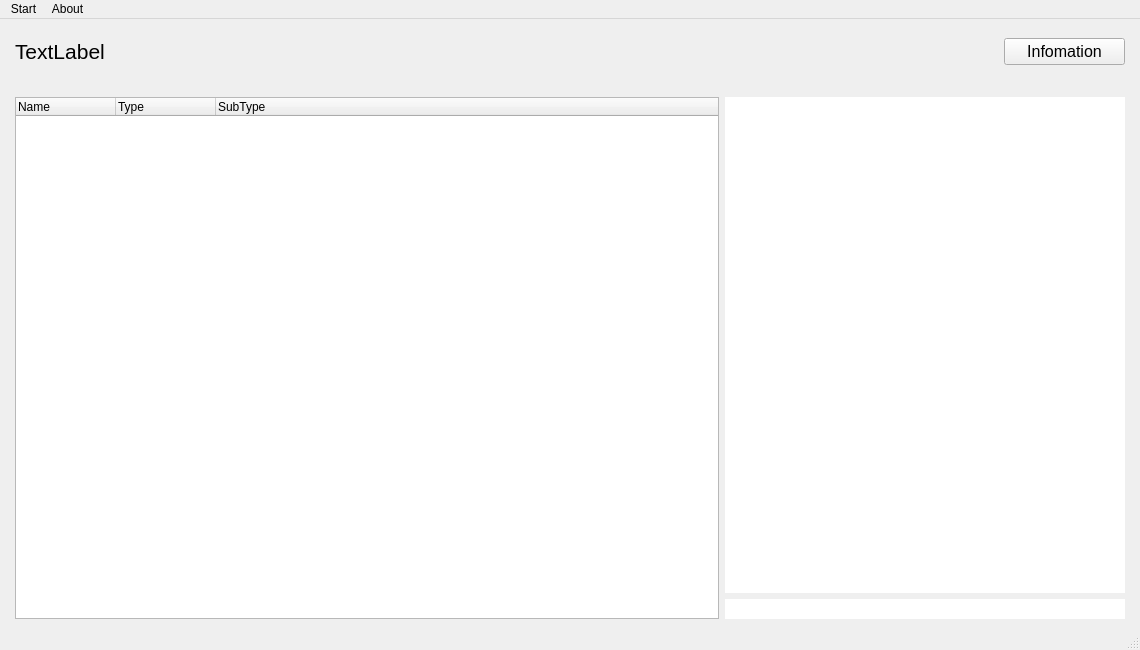
stephan-zhuchen/BIOS-Viewer, file mainwindow.ui: the form before one commit.
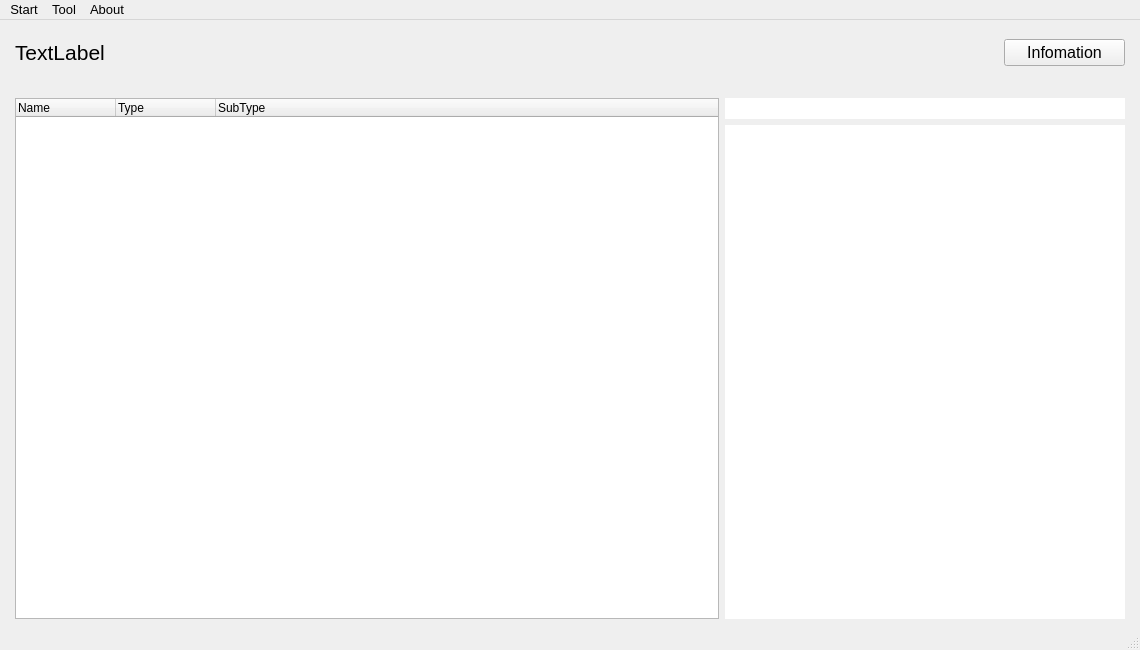
The form after the commit.

Commit message: BIOS Viewer 0.9.2 1. Add Tool Menu; 2. Add IFWI support; 3. Add microcode information.

```diff
--- a/mainwindow.ui
+++ b/mainwindow.ui
@@ -240,6 +240,21 @@
       </item>
       <item>
        <layout class="QVBoxLayout" name="verticalLayout">
+        <item>
+         <widget class="QLineEdit" name="AddressPanel">
+          <property name="font">
+           <font>
+            <pointsize>10</pointsize>
+           </font>
+          </property>
+          <property name="frame">
+           <bool>false</bool>
+          </property>
+          <property name="readOnly">
+           <bool>true</bool>
+          </property>
+         </widget>
+        </item>
         <item>
          <widget class="QTextBrowser" name="infoBrowser">
           <property name="enabled">
@@ -277,16 +292,6 @@
           </property>
          </widget>
         </item>
-        <item>
-         <widget class="QLineEdit" name="AddressPanel">
-          <property name="frame">
-           <bool>false</bool>
-          </property>
-          <property name="readOnly">
-           <bool>true</bool>
-          </property>
-         </widget>
-        </item>
        </layout>
       </item>
      </layout>
@@ -299,9 +304,14 @@
      <x>0</x>
      <y>0</y>
      <width>1140</width>
-     <height>21</height>
+     <height>22</height>
     </rect>
    </property>
+   <property name="font">
+    <font>
+     <pointsize>10</pointsize>
+    </font>
+   </property>
    <widget class="QMenu" name="menu">
     <property name="title">
      <string>Start</string>
@@ -320,7 +330,16 @@
     <addaction name="actionAboutBiosViewer"/>
     <addaction name="actionAboutQt"/>
    </widget>
+   <widget class="QMenu" name="menuTool">
+    <property name="title">
+     <string>Tool</string>
+    </property>
+    <addaction name="actionExtract_BIOS"/>
+    <addaction name="actionSeperate_Binary"/>
+    <addaction name="actionLoad_GUID_Database"/>
+   </widget>
    <addaction name="menu"/>
+   <addaction name="menuTool"/>
    <addaction name="menuAbout"/>
   </widget>
   <widget class="QStatusBar" name="statusbar"/>
```
Left out of the diff: 45 changed lines with no effect on the pictures. The commit also changes 14 other files.
